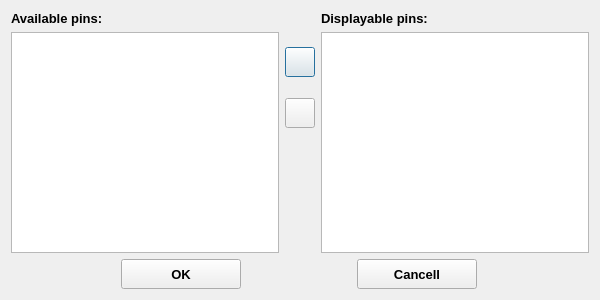
This is CLIENT/RHE_Client/dialog_select_displayable_pins.ui in qvinn/RHE as Qt 5 draws it before an edit. The edited form follows.
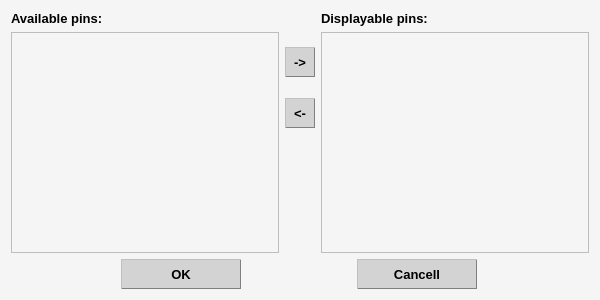
This is the edited form. Icons and pictures are not drawn.

Diff of the .ui file:
```diff
--- a/CLIENT/RHE_Client/dialog_select_displayable_pins.ui
+++ b/CLIENT/RHE_Client/dialog_select_displayable_pins.ui
@@ -31,6 +31,97 @@
     <height>300</height>
    </size>
   </property>
+  <property name="palette">
+   <palette>
+    <active>
+     <colorrole role="WindowText">
+      <brush brushstyle="SolidPattern">
+       <color alpha="255">
+        <red>0</red>
+        <green>0</green>
+        <blue>0</blue>
+       </color>
+      </brush>
+     </colorrole>
+     <colorrole role="Base">
+      <brush brushstyle="SolidPattern">
+       <color alpha="255">
+        <red>245</red>
+        <green>245</green>
+        <blue>245</blue>
+       </color>
+      </brush>
+     </colorrole>
+     <colorrole role="Window">
+      <brush brushstyle="SolidPattern">
+       <color alpha="255">
+        <red>245</red>
+        <green>245</green>
+        <blue>245</blue>
+       </color>
+      </brush>
+     </colorrole>
+    </active>
+    <inactive>
+     <colorrole role="WindowText">
+      <brush brushstyle="SolidPattern">
+       <color alpha="255">
+        <red>0</red>
+        <green>0</green>
+        <blue>0</blue>
+       </color>
+      </brush>
+     </colorrole>
+     <colorrole role="Base">
+      <brush brushstyle="SolidPattern">
+       <color alpha="255">
+        <red>245</red>
+        <green>245</green>
+        <blue>245</blue>
+       </color>
+      </brush>
+     </colorrole>
+     <colorrole role="Window">
+      <brush brushstyle="SolidPattern">
+       <color alpha="255">
+        <red>245</red>
+        <green>245</green>
+        <blue>245</blue>
+       </color>
+      </brush>
+     </colorrole>
+    </inactive>
+    <disabled>
+     <colorrole role="WindowText">
+      <brush brushstyle="SolidPattern">
+       <color alpha="127">
+        <red>255</red>
+        <green>255</green>
+        <blue>255</blue>
+       </color>
+      </brush>
+     </colorrole>
+     <colorrole role="Base">
+      <brush brushstyle="SolidPattern">
+       <color alpha="255">
+        <red>245</red>
+        <green>245</green>
+        <blue>245</blue>
+       </color>
+      </brush>
+     </colorrole>
+     <colorrole role="Window">
+      <brush brushstyle="SolidPattern">
+       <color alpha="255">
+        <red>245</red>
+        <green>245</green>
+        <blue>245</blue>
+       </color>
+      </brush>
+     </colorrole>
+    </disabled>
+   </palette>
+  </property>
   <property name="font">
    <font>
     <family>Tahoma</family>
@@ -155,12 +246,66 @@
        <height>30</height>
       </size>
      </property>
+     <property name="font">
+      <font>
+       <family>Tahoma</family>
+       <pointsize>10</pointsize>
+       <weight>75</weight>
+       <bold>true</bold>
+      </font>
+     </property>
+     <property name="styleSheet">
+      <string notr="true">QPushButton:checked{
+	background-color: lightblue;
+	border-style: outset;
+	color: black;
+	font: bold 10p;
+	border-style: outset;
+	border-width: 1px;
+	border-radius: 0px;
+	border-color: blue;
+	padding: 0px 0px;
+}
+QPushButton:pressed{
+	background-color: lightblue;
+	border-style: outset;
+	color: black;
+	font: bold 10p;
+	border-style: outset;
+	border-width: 1px;
+	border-radius: 0px;
+	border-color: blue;
+	padding: 0px 0px;
+}
+QPushButton:disabled{
+	background-color: lightblue;
+	border-style: outset;
+	color: black;
+	font: bold 10p;
+	border-style: outset;
+	border-width: 1px;
+	border-radius: 0px;
+	border-color: blue;
+	padding: 0px 0px;
+}
+QPushButton{
+	background-color: lightGray;
+	color: black;
+	border-style: outset;
+	border-width: 1px;
+	border-radius: 0px;
+	border-color: gray;
+	padding: 0px 0px;
+}
+QPushButton:hover{
+	border-style: outset;
+	border-width: 1px;
+	border-radius: 0px;
+	border-color: royalblue;
+}</string>
+     </property>
      <property name="text">
-      <string notr="true"/>
-     </property>
-     <property name="icon">
-      <iconset>
-       <normaloff>:/Icons/arrow_right.png</normaloff>:/Icons/arrow_right.png</iconset>
+      <string notr="true">-&gt;</string>
      </property>
     </widget>
    </item>
@@ -194,12 +339,66 @@
        <height>30</height>
       </size>
      </property>
+     <property name="font">
+      <font>
+       <family>Tahoma</family>
+       <pointsize>10</pointsize>
+       <weight>75</weight>
+       <bold>true</bold>
+      </font>
+     </property>
+     <property name="styleSheet">
+      <string notr="true">QPushButton:checked{
+	background-color: lightblue;
+	border-style: outset;
+	color: black;
+	font: bold 10p;
+	border-style: outset;
+	border-width: 1px;
+	border-radius: 0px;
+	border-color: blue;
+	padding: 0px 0px;
+}
+QPushButton:pressed{
+	background-color: lightblue;
+	border-style: outset;
+	color: black;
+	font: bold 10p;
+	border-style: outset;
+	border-width: 1px;
+	border-radius: 0px;
+	border-color: blue;
+	padding: 0px 0px;
+}
+QPushButton:disabled{
+	background-color: lightblue;
+	border-style: outset;
+	color: black;
+	font: bold 10p;
+	border-style: outset;
+	border-width: 1px;
+	border-radius: 0px;
+	border-color: blue;
+	padding: 0px 0px;
+}
+QPushButton{
+	background-color: lightGray;
+	color: black;
+	border-style: outset;
+	border-width: 1px;
+	border-radius: 0px;
+	border-color: gray;
+	padding: 0px 0px;
+}
+QPushButton:hover{
+	border-style: outset;
+	border-width: 1px;
+	border-radius: 0px;
+	border-color: royalblue;
+}</string>
+     </property>
      <property name="text">
-      <string notr="true"/>
-     </property>
-     <property name="icon">
-      <iconset>
-       <normaloff>:/Icons/arrow_left.png</normaloff>:/Icons/arrow_left.png</iconset>
+      <string notr="true">&lt;-</string>
      </property>
     </widget>
    </item>
@@ -232,6 +431,64 @@
          <height>16777215</height>
         </size>
        </property>
+       <property name="font">
+        <font>
+         <family>Tahoma</family>
+         <pointsize>10</pointsize>
+         <weight>75</weight>
+         <bold>true</bold>
+        </font>
+       </property>
+       <property name="styleSheet">
+        <string notr="true">QPushButton:checked{
+	background-color: lightblue;
+	border-style: outset;
+	color: black;
+	font: bold 10p;
+	border-style: outset;
+	border-width: 1px;
+	border-radius: 0px;
+	border-color: blue;
+	padding: 0px 0px;
+}
+QPushButton:pressed{
+	background-color: lightblue;
+	border-style: outset;
+	color: black;
+	font: bold 10p;
+	border-style: outset;
+	border-width: 1px;
+	border-radius: 0px;
+	border-color: blue;
+	padding: 0px 0px;
+}
+QPushButton:disabled{
+	background-color: lightblue;
+	border-style: outset;
+	color: black;
+	font: bold 10p;
+	border-style: outset;
+	border-width: 1px;
+	border-radius: 0px;
+	border-color: blue;
+	padding: 0px 0px;
+}
+QPushButton{
+	background-color: lightGray;
+	color: black;
+	border-style: outset;
+	border-width: 1px;
+	border-radius: 0px;
+	border-color: gray;
+	padding: 0px 0px;
+}
+QPushButton:hover{
+	border-style: outset;
+	border-width: 1px;
+	border-radius: 0px;
+	border-color: royalblue;
+}</string>
+       </property>
        <property name="text">
         <string>OK</string>
        </property>
@@ -251,6 +508,64 @@
          <height>16777215</height>
         </size>
        </property>
+       <property name="font">
+        <font>
+         <family>Tahoma</family>
+         <pointsize>10</pointsize>
+         <weight>75</weight>
+         <bold>true</bold>
+        </font>
+       </property>
+       <property name="styleSheet">
+        <string notr="true">QPushButton:checked{
+	background-color: lightblue;
+	border-style: outset;
+	color: black;
+	font: bold 10p;
+	border-style: outset;
+	border-width: 1px;
+	border-radius: 0px;
+	border-color: blue;
+	padding: 0px 0px;
+}
+QPushButton:pressed{
+	background-color: lightblue;
+	border-style: outset;
+	color: black;
+	font: bold 10p;
+	border-style: outset;
+	border-width: 1px;
+	border-radius: 0px;
+	border-color: blue;
+	padding: 0px 0px;
+}
+QPushButton:disabled{
+	background-color: lightblue;
+	border-style: outset;
+	color: black;
+	font: bold 10p;
+	border-style: outset;
+	border-width: 1px;
+	border-radius: 0px;
+	border-color: blue;
+	padding: 0px 0px;
+}
+QPushButton{
+	background-color: lightGray;
+	color: black;
+	border-style: outset;
+	border-width: 1px;
+	border-radius: 0px;
+	border-color: gray;
+	padding: 0px 0px;
+}
+QPushButton:hover{
+	border-style: outset;
+	border-width: 1px;
+	border-radius: 0px;
+	border-color: royalblue;
+}</string>
+       </property>
        <property name="text">
         <string>Cancell</string>
        </property>
```
